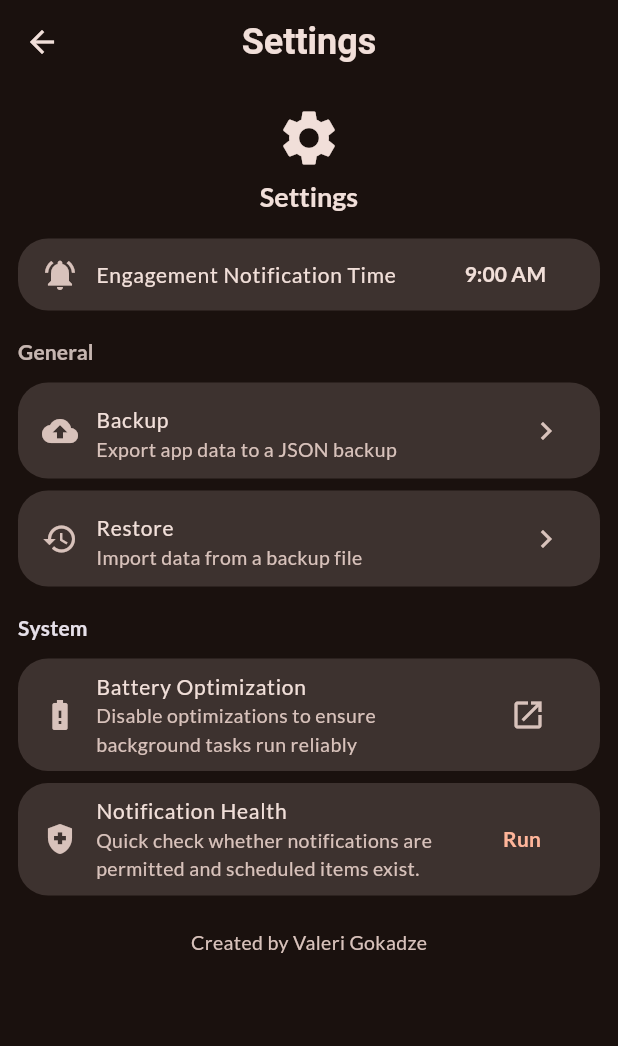
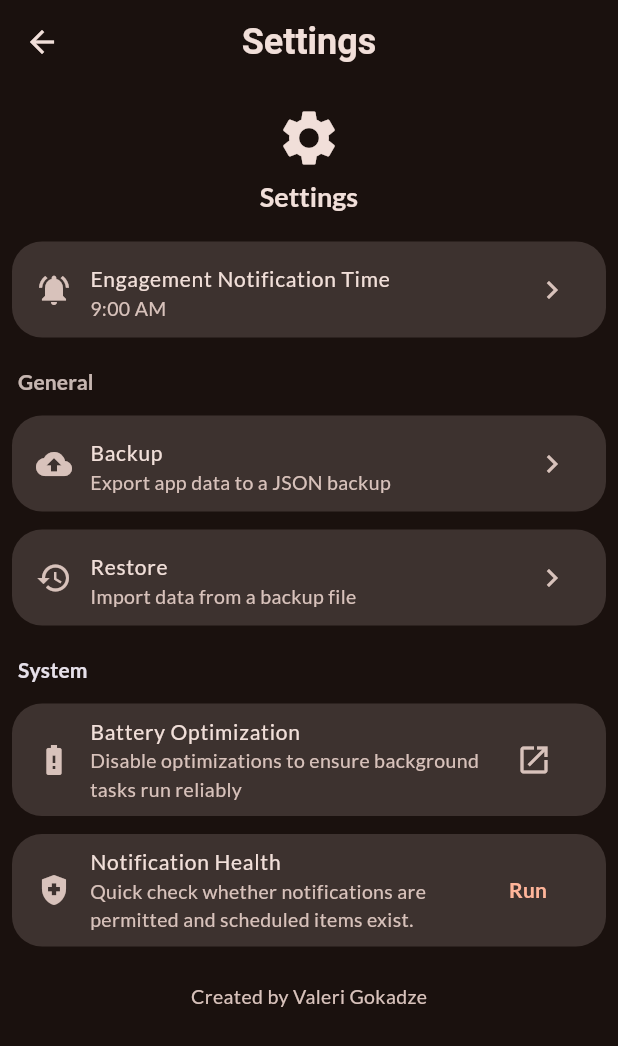
Before and after one commit to gokadzev/LockIn, a Flutter app: the SettingsHome screen opened by its route, on a phone screen of 412 x 824 dp. Shown: the top 1046 px of the screen. Run offline on Flutter 3.47's test engine with Material 3 defaults, Android fonts, the phone set to English and light mode, and no system bars; our stand-ins replace fl_chart, flutter_local_notifications, flutter_riverpod, hive_ce, hive_ce_flutter, permission_handler and 1 more; missing offline and left inert: workmanager; accounts and stored records are empty; statements that could not run were skipped; project files that could hold a hidden picture were left out.

Commit message:
refactor(settings): enhance UI spacing and improve engagement time interaction

```diff
--- a/lib/features/settings/settings_home.dart
+++ b/lib/features/settings/settings_home.dart
@@ -92,11 +92,13 @@ class _SettingsHomeState extends ConsumerState<SettingsHome> {
                 // --- Engagement ---
                 Card(
                   elevation: 0,
+                  margin: const EdgeInsets.symmetric(vertical: 6),
                   child: ListTile(
                     leading: const Icon(Icons.notifications_active),
                     title: const Text('Engagement Notification Time'),
-                    trailing: TextButton(
-                      onPressed: () async {
+                    subtitle: Text(engagementTime.format(context)),
+                    trailing: const Icon(Icons.chevron_right),
+                    onTap: () async {
                       final picked = await showTimePicker(
                         context: context,
                         initialTime: engagementTime,
@@ -107,14 +109,6 @@ class _SettingsHomeState extends ConsumerState<SettingsHome> {
                             .setTime(picked);
                       }
                     },
-                      child: Text(
-                        engagementTime.format(context),
-                        style: TextStyle(
-                          color: scheme.onSurface,
-                          fontWeight: FontWeight.w600,
-                        ),
-                      ),
-                    ),
                   ),
                 ),
 
@@ -136,6 +130,7 @@ class _SettingsHomeState extends ConsumerState<SettingsHome> {
                 // Backup
                 Card(
                   elevation: 0,
+                  margin: const EdgeInsets.symmetric(vertical: 6),
                   child: ListTile(
                     leading: const Icon(Icons.backup),
                     title: const Text('Backup'),
@@ -148,6 +143,7 @@ class _SettingsHomeState extends ConsumerState<SettingsHome> {
                 // Restore
                 Card(
                   elevation: 0,
+                  margin: const EdgeInsets.symmetric(vertical: 6),
                   child: ListTile(
                     leading: const Icon(Icons.restore),
                     title: const Text('Restore'),
@@ -174,6 +170,7 @@ class _SettingsHomeState extends ConsumerState<SettingsHome> {
                 // Battery optimization
                 const Card(
                   elevation: 0,
+                  margin: EdgeInsets.symmetric(vertical: 6),
                   child: ListTile(
                     leading: Icon(Icons.battery_alert),
                     title: Text('Battery Optimization'),
@@ -190,6 +187,7 @@ class _SettingsHomeState extends ConsumerState<SettingsHome> {
                 // Notification health
                 Card(
                   elevation: 0,
+                  margin: const EdgeInsets.symmetric(vertical: 6),
                   child: ListTile(
                     leading: const Icon(Icons.health_and_safety),
                     title: const Text('Notification Health'),
@@ -231,9 +229,9 @@ class _SettingsHomeState extends ConsumerState<SettingsHome> {
 
                 // Status
                 if (_status != null) ...[
-                  const SizedBox(height: 8),
                   Card(
                     elevation: 0,
+                    margin: const EdgeInsets.symmetric(vertical: 6),
                     child: ListTile(
                       leading: Icon(
                         _status!.contains('failed')
```
Lines whose indentation alone changed are shown as unchanged.
